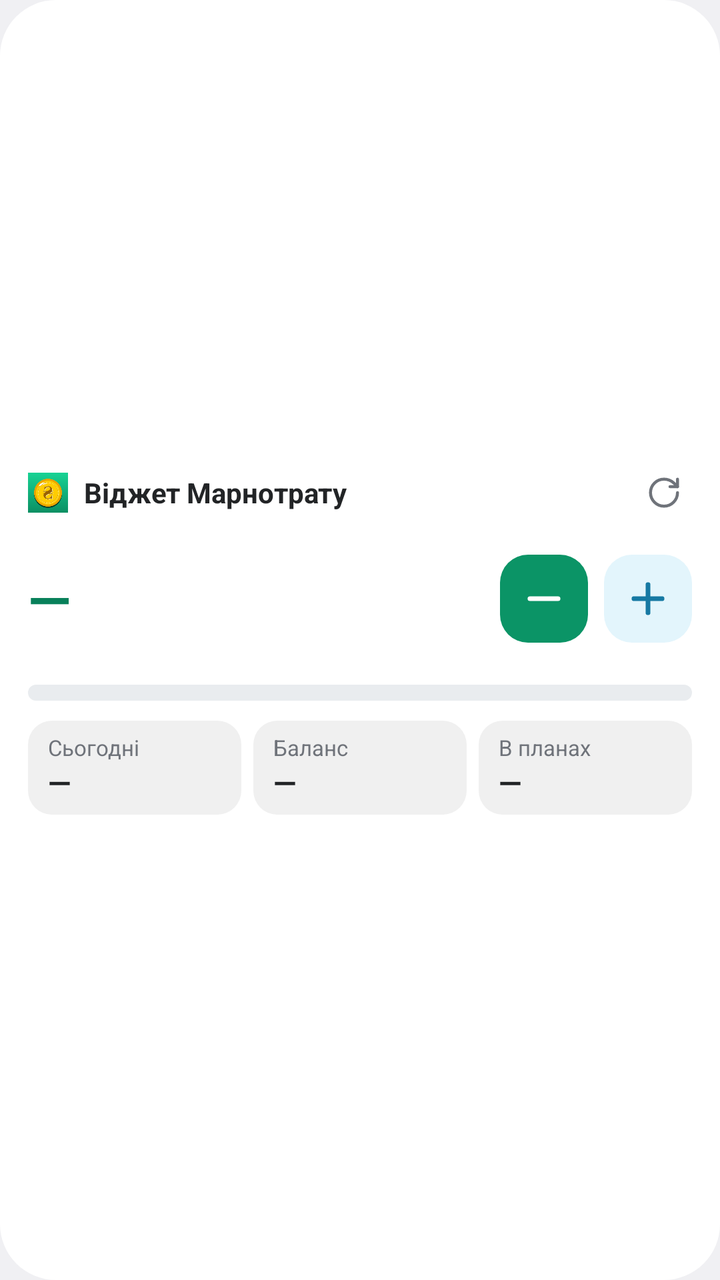
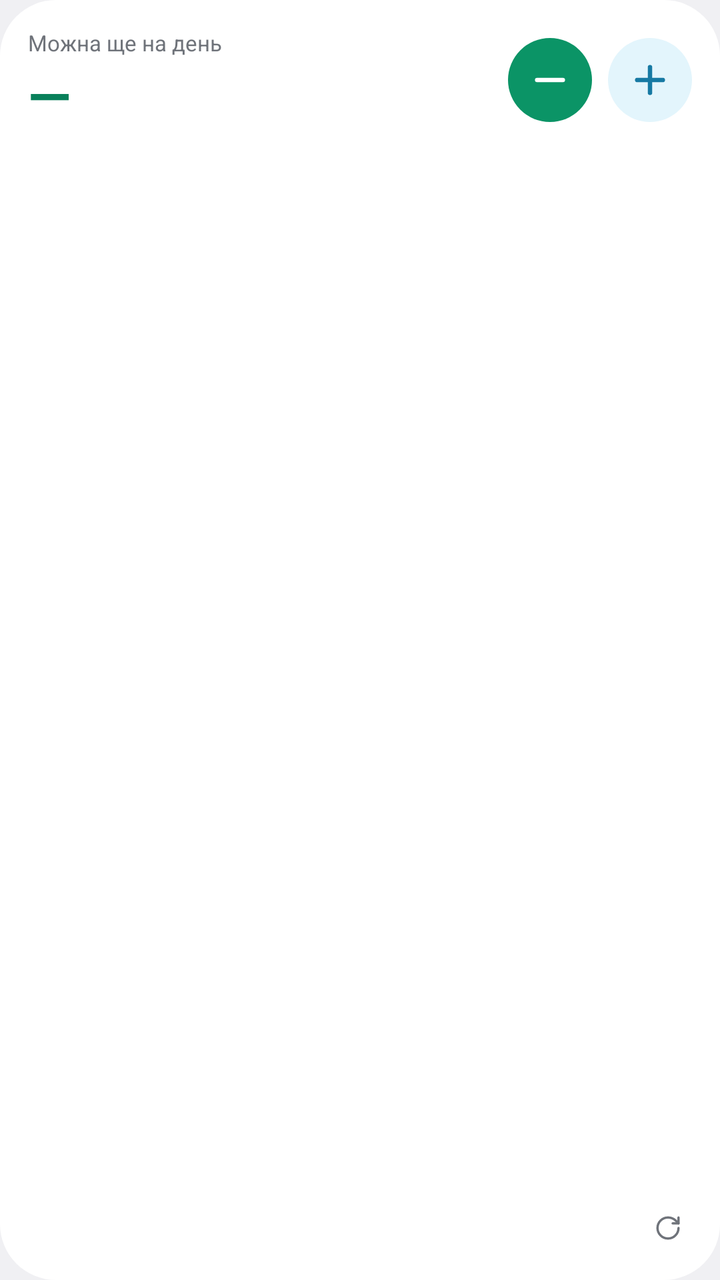

Two renders of the same Android screen: before a commit and after it. Below are the layout's source before the change and the commit's diff.
<!-- AndroidManifest.xml: application theme android:Theme.DeviceDefault.DayNight -->
<!-- res/layout/widget_large.xml -->
<?xml version="1.0" encoding="utf-8"?>
<LinearLayout xmlns:android="http://schemas.android.com/apk/res/android"
    android:id="@+id/root"
    android:layout_width="match_parent"
    android:layout_height="match_parent"
    android:background="@drawable/widget_bg"
    android:gravity="center_vertical"
    android:orientation="vertical"
    android:padding="14dp">

    <LinearLayout
        android:layout_width="match_parent"
        android:layout_height="wrap_content"
        android:gravity="center_vertical"
        android:orientation="horizontal">

        <ImageView
            android:layout_width="20dp"
            android:layout_height="20dp"
            android:importantForAccessibility="no"
            android:src="@mipmap/ic_launcher" />

        <TextView
            android:id="@+id/period"
            android:layout_width="0dp"
            android:layout_height="wrap_content"
            android:layout_marginStart="8dp"
            android:layout_weight="1"
            android:maxLines="1"
            android:text="@string/app_name"
            android:textColor="@color/text"
            android:textSize="14sp"
            android:textStyle="bold" />

        <TextView
            android:id="@+id/stamp"
            android:layout_width="wrap_content"
            android:layout_height="wrap_content"
            android:maxLines="1"
            android:textColor="@color/muted"
            android:textSize="12sp" />

        <ImageView
            android:id="@+id/refresh"
            android:layout_width="28dp"
            android:layout_height="28dp"
            android:contentDescription="@string/refresh"
            android:padding="5dp"
            android:src="@drawable/ic_refresh"
            android:tint="@color/muted" />
    </LinearLayout>

    <LinearLayout
        android:layout_width="match_parent"
        android:layout_height="wrap_content"
        android:layout_marginTop="4dp"
        android:gravity="center_vertical"
        android:orientation="horizontal">

        <LinearLayout
            android:layout_width="0dp"
            android:layout_height="wrap_content"
            android:layout_weight="1"
            android:orientation="vertical">

            <TextView
                android:id="@+id/hero_l"
                android:layout_width="wrap_content"
                android:layout_height="wrap_content"
                android:maxLines="1"
                android:textColor="@color/muted"
                android:textSize="12sp" />

            <TextView
                android:id="@+id/hero_v"
                android:layout_width="wrap_content"
                android:layout_height="wrap_content"
                android:maxLines="1"
                android:text="—"
                android:textColor="@color/brand_text"
                android:textSize="28sp"
                android:textStyle="bold" />

            <TextView
                android:id="@+id/hero_sub"
                android:layout_width="wrap_content"
                android:layout_height="wrap_content"
                android:maxLines="1"
                android:textColor="@color/text"
                android:textSize="12sp" />
        </LinearLayout>

        <ImageView
            android:id="@+id/add_expense"
            android:layout_width="44dp"
            android:layout_height="44dp"
            android:background="@drawable/btn_brand"
            android:contentDescription="@string/add_expense"
            android:padding="10dp"
            android:src="@drawable/ic_minus"
            android:tint="@color/on_brand" />

        <ImageView
            android:id="@+id/add_income"
            android:layout_width="44dp"
            android:layout_height="44dp"
            android:layout_marginStart="8dp"
            android:background="@drawable/btn_income"
            android:contentDescription="@string/add_income"
            android:padding="10dp"
            android:src="@drawable/ic_plus"
            android:tint="@color/inc_text" />
    </LinearLayout>

    <FrameLayout
        android:id="@+id/bars"
        android:layout_width="match_parent"
        android:layout_height="8dp"
        android:layout_marginTop="8dp">

        <ProgressBar
            android:id="@+id/bar_ok"
            style="?android:attr/progressBarStyleHorizontal"
            android:layout_width="match_parent"
            android:layout_height="match_parent"
            android:max="1000"
            android:progressDrawable="@drawable/bar_ok" />

        <ProgressBar
            android:id="@+id/bar_over"
            style="?android:attr/progressBarStyleHorizontal"
            android:layout_width="match_parent"
            android:layout_height="match_parent"
            android:max="1000"
            android:progressDrawable="@drawable/bar_over"
            android:visibility="gone" />
    </FrameLayout>

    <LinearLayout
        android:layout_width="match_parent"
        android:layout_height="wrap_content"
        android:layout_marginTop="10dp"
        android:orientation="horizontal">

        <LinearLayout
            android:layout_width="0dp"
            android:layout_height="wrap_content"
            android:layout_weight="1"
            android:background="@drawable/tile_bg"
            android:orientation="vertical"
            android:paddingHorizontal="10dp"
            android:paddingVertical="6dp">

            <TextView
                android:layout_width="wrap_content"
                android:layout_height="wrap_content"
                android:maxLines="1"
                android:text="@string/today"
                android:textColor="@color/muted"
                android:textSize="11sp" />

            <TextView
                android:id="@+id/today_v"
                android:layout_width="wrap_content"
                android:layout_height="wrap_content"
                android:maxLines="1"
                android:text="—"
                android:textColor="@color/text"
                android:textSize="15sp"
                android:textStyle="bold" />
        </LinearLayout>

        <LinearLayout
            android:layout_width="0dp"
            android:layout_height="wrap_content"
            android:layout_marginStart="6dp"
            android:layout_weight="1"
            android:background="@drawable/tile_bg"
            android:orientation="vertical"
            android:paddingHorizontal="10dp"
            android:paddingVertical="6dp">

            <TextView
                android:layout_width="wrap_content"
                android:layout_height="wrap_content"
                android:maxLines="1"
                android:text="@string/balance"
                android:textColor="@color/muted"
                android:textSize="11sp" />

            <TextView
                android:id="@+id/bal_v"
                android:layout_width="wrap_content"
                android:layout_height="wrap_content"
                android:maxLines="1"
                android:text="—"
                android:textColor="@color/text"
                android:textSize="15sp"
                android:textStyle="bold" />
        </LinearLayout>

        <LinearLayout
            android:layout_width="0dp"
            android:layout_height="wrap_content"
            android:layout_marginStart="6dp"
            android:layout_weight="1"
            android:background="@drawable/tile_bg"
            android:orientation="vertical"
            android:paddingHorizontal="10dp"
            android:paddingVertical="6dp">

            <TextView
                android:id="@+id/plan_l"
                android:layout_width="wrap_content"
                android:layout_height="wrap_content"
                android:maxLines="1"
                android:text="@string/planned"
                android:textColor="@color/muted"
                android:textSize="11sp" />

            <TextView
                android:id="@+id/plan_v"
                android:layout_width="wrap_content"
                android:layout_height="wrap_content"
                android:maxLines="1"
                android:text="—"
                android:textColor="@color/text"
                android:textSize="15sp"
                android:textStyle="bold" />
        </LinearLayout>
    </LinearLayout>
</LinearLayout>
<!-- resources referenced by this layout -->
<resources>
  <color name="brand_text">#08805A</color>
  <color name="inc_text">#1679A3</color>
  <color name="muted">#6F737A</color>
  <color name="on_brand">#FFFFFF</color>
  <color name="text">#222426</color>
  <!-- drawable bar_ok (drawable) -->
  <?xml version="1.0" encoding="utf-8"?>
  <layer-list xmlns:android="http://schemas.android.com/apk/res/android">
      <item android:id="@android:id/background">
          <shape>
              <solid android:color="@color/track" />
              <corners android:radius="4dp" />
          </shape>
      </item>
      <item android:id="@android:id/secondaryProgress">
          <clip>
              <shape>
                  <solid android:color="@color/day" />
                  <corners android:radius="4dp" />
              </shape>
          </clip>
      </item>
      <item android:id="@android:id/progress">
          <clip>
              <shape>
                  <solid android:color="@color/ok" />
                  <corners android:radius="4dp" />
              </shape>
          </clip>
      </item>
  </layer-list>
  <!-- drawable bar_over (drawable) -->
  <?xml version="1.0" encoding="utf-8"?>
  <layer-list xmlns:android="http://schemas.android.com/apk/res/android">
      <item android:id="@android:id/background">
          <shape>
              <solid android:color="@color/track" />
              <corners android:radius="4dp" />
          </shape>
      </item>
      <item android:id="@android:id/secondaryProgress">
          <clip>
              <shape>
                  <solid android:color="@color/day" />
                  <corners android:radius="4dp" />
              </shape>
          </clip>
      </item>
      <item android:id="@android:id/progress">
          <clip>
              <shape>
                  <solid android:color="@color/over" />
                  <corners android:radius="4dp" />
              </shape>
          </clip>
      </item>
  </layer-list>
  <!-- drawable btn_brand (drawable) -->
  <?xml version="1.0" encoding="utf-8"?>
  <shape xmlns:android="http://schemas.android.com/apk/res/android" android:shape="rectangle">
      <solid android:color="@color/brand" />
      <corners android:radius="14dp" />
  </shape>
  <!-- drawable btn_income (drawable) -->
  <?xml version="1.0" encoding="utf-8"?>
  <shape xmlns:android="http://schemas.android.com/apk/res/android" android:shape="rectangle">
      <solid android:color="@color/inc_bg" />
      <corners android:radius="14dp" />
  </shape>
  <!-- drawable tile_bg (drawable) -->
  <?xml version="1.0" encoding="utf-8"?>
  <shape xmlns:android="http://schemas.android.com/apk/res/android" android:shape="rectangle">
      <solid android:color="@color/surface2" />
      <corners android:radius="12dp" />
  </shape>
  <!-- drawable widget_bg (drawable) -->
  <?xml version="1.0" encoding="utf-8"?>
  <shape xmlns:android="http://schemas.android.com/apk/res/android" android:shape="rectangle">
      <solid android:color="@color/surface" />
      <corners android:radius="@android:dimen/system_app_widget_background_radius" />
  </shape>
  <!-- mipmap ic_launcher: png bitmap (mipmap-xxxhdpi, 18647 bytes) -->
  <string name="add_expense">Витрата</string>
  <string name="add_income">Дохід</string>
  <string name="app_name">Віджет Марнотрату</string>
  <string name="balance">Баланс</string>
  <string name="planned">В планах</string>
  <string name="refresh">Оновити</string>
  <string name="today">Сьогодні</string>
  <color name="track">#E9ECEF</color>
  <color name="day">#C7CDD3</color>
  <color name="ok">#10CF8E</color>
  <color name="over">#E53935</color>
  <color name="brand">#0B9466</color>
  <color name="inc_bg">#E3F5FC</color>
  <color name="surface2">#F0F0F0</color>
  <color name="surface">#FFFFFF</color>
  <!-- unchanged entries left out for length: 3 -->
</resources>

<!-- the commit's change to res/layout/widget_large.xml (unified diff, before → after) -->
@@ -4,56 +4,12 @@
     android:layout_width="match_parent"
     android:layout_height="match_parent"
     android:background="@drawable/widget_bg"
-    android:gravity="center_vertical"
     android:orientation="vertical"
     android:padding="14dp">
 
     <LinearLayout
         android:layout_width="match_parent"
         android:layout_height="wrap_content"
-        android:gravity="center_vertical"
-        android:orientation="horizontal">
-
-        <ImageView
-            android:layout_width="20dp"
-            android:layout_height="20dp"
-            android:importantForAccessibility="no"
-            android:src="@mipmap/ic_launcher" />
-
-        <TextView
-            android:id="@+id/period"
-            android:layout_width="0dp"
-            android:layout_height="wrap_content"
-            android:layout_marginStart="8dp"
-            android:layout_weight="1"
-            android:maxLines="1"
-            android:text="@string/app_name"
-            android:textColor="@color/text"
-            android:textSize="14sp"
-            android:textStyle="bold" />
-
-        <TextView
-            android:id="@+id/stamp"
-            android:layout_width="wrap_content"
-            android:layout_height="wrap_content"
-            android:maxLines="1"
-            android:textColor="@color/muted"
-            android:textSize="12sp" />
-
-        <ImageView
-            android:id="@+id/refresh"
-            android:layout_width="28dp"
-            android:layout_height="28dp"
-            android:contentDescription="@string/refresh"
-            android:padding="5dp"
-            android:src="@drawable/ic_refresh"
-            android:tint="@color/muted" />
-    </LinearLayout>
-
-    <LinearLayout
-        android:layout_width="match_parent"
-        android:layout_height="wrap_content"
-        android:layout_marginTop="4dp"
         android:gravity="center_vertical"
         android:orientation="horizontal">
 
@@ -68,8 +24,9 @@
                 android:layout_width="wrap_content"
                 android:layout_height="wrap_content"
                 android:maxLines="1"
+                android:text="Можна ще на день"
                 android:textColor="@color/muted"
-                android:textSize="12sp" />
+                android:textSize="11sp" />
 
             <TextView
                 android:id="@+id/hero_v"
@@ -80,21 +37,13 @@
                 android:textColor="@color/brand_text"
                 android:textSize="28sp"
                 android:textStyle="bold" />
-
-            <TextView
-                android:id="@+id/hero_sub"
-                android:layout_width="wrap_content"
-                android:layout_height="wrap_content"
-                android:maxLines="1"
-                android:textColor="@color/text"
-                android:textSize="12sp" />
         </LinearLayout>
 
         <ImageView
             android:id="@+id/add_expense"
-            android:layout_width="44dp"
-            android:layout_height="44dp"
-            android:background="@drawable/btn_brand"
+            android:layout_width="42dp"
+            android:layout_height="42dp"
+            android:background="@drawable/btn_round_brand"
             android:contentDescription="@string/add_expense"
             android:padding="10dp"
             android:src="@drawable/ic_minus"
@@ -102,131 +51,57 @@
 
         <ImageView
             android:id="@+id/add_income"
-            android:layout_width="44dp"
-            android:layout_height="44dp"
+            android:layout_width="42dp"
+            android:layout_height="42dp"
             android:layout_marginStart="8dp"
-            android:background="@drawable/btn_income"
+            android:background="@drawable/btn_round_income"
             android:contentDescription="@string/add_income"
             android:padding="10dp"
             android:src="@drawable/ic_plus"
             android:tint="@color/inc_text" />
     </LinearLayout>
 
-    <FrameLayout
-        android:id="@+id/bars"
+    <ImageView
+        android:id="@+id/chart"
         android:layout_width="match_parent"
-        android:layout_height="8dp"
-        android:layout_marginTop="8dp">
-
-        <ProgressBar
-            android:id="@+id/bar_ok"
-            style="?android:attr/progressBarStyleHorizontal"
-            android:layout_width="match_parent"
-            android:layout_height="match_parent"
-            android:max="1000"
-            android:progressDrawable="@drawable/bar_ok" />
-
-        <ProgressBar
-            android:id="@+id/bar_over"
-            style="?android:attr/progressBarStyleHorizontal"
-            android:layout_width="match_parent"
-            android:layout_height="match_parent"
-            android:max="1000"
-            android:progressDrawable="@drawable/bar_over"
-            android:visibility="gone" />
-    </FrameLayout>
+        android:layout_height="0dp"
+        android:layout_marginTop="6dp"
+        android:layout_weight="1"
+        android:importantForAccessibility="no"
+        android:scaleType="fitXY" />
 
     <LinearLayout
+        android:id="@+id/status_row"
         android:layout_width="match_parent"
         android:layout_height="wrap_content"
-        android:layout_marginTop="10dp"
+        android:layout_marginTop="6dp"
+        android:gravity="center_vertical"
         android:orientation="horizontal">
 
-        <LinearLayout
+        <TextView
+            android:id="@+id/stats"
             android:layout_width="0dp"
             android:layout_height="wrap_content"
             android:layout_weight="1"
-            android:background="@drawable/tile_bg"
-            android:orientation="vertical"
-            android:paddingHorizontal="10dp"
-            android:paddingVertical="6dp">
+            android:maxLines="1"
+            android:textColor="@color/muted"
+            android:textSize="11sp" />
 
-            <TextView
-                android:layout_width="wrap_content"
-                android:layout_height="wrap_content"
-                android:maxLines="1"
-                android:text="@string/today"
-                android:textColor="@color/muted"
-                android:textSize="11sp" />
+        <TextView
+            android:id="@+id/stamp"
+            android:layout_width="wrap_content"
+            android:layout_height="wrap_content"
+            android:maxLines="1"
+            android:textColor="@color/muted"
+            android:textSize="11sp" />
 
-            <TextView
-                android:id="@+id/today_v"
-                android:layout_width="wrap_content"
-                android:layout_height="wrap_content"
-                android:maxLines="1"
-                android:text="—"
-                android:textColor="@color/text"
-                android:textSize="15sp"
-                android:textStyle="bold" />
-        </LinearLayout>
-
-        <LinearLayout
-            android:layout_width="0dp"
-            android:layout_height="wrap_content"
-            android:layout_marginStart="6dp"
-            android:layout_weight="1"
-            android:background="@drawable/tile_bg"
-            android:orientation="vertical"
-            android:paddingHorizontal="10dp"
-            android:paddingVertical="6dp">
-
-            <TextView
-                android:layout_width="wrap_content"
-                android:layout_height="wrap_content"
-                android:maxLines="1"
-                android:text="@string/balance"
-                android:textColor="@color/muted"
-                android:textSize="11sp" />
-
-            <TextView
-                android:id="@+id/bal_v"
-                android:layout_width="wrap_content"
-                android:layout_height="wrap_content"
-                android:maxLines="1"
-                android:text="—"
-                android:textColor="@color/text"
-                android:textSize="15sp"
-                android:textStyle="bold" />
-        </LinearLayout>
-
-        <LinearLayout
-            android:layout_width="0dp"
-            android:layout_height="wrap_content"
-            android:layout_marginStart="6dp"
-            android:layout_weight="1"
-            android:background="@drawable/tile_bg"
-            android:orientation="vertical"
-            android:paddingHorizontal="10dp"
-            android:paddingVertical="6dp">
-
-            <TextView
-                android:id="@+id/plan_l"
-                android:layout_width="wrap_content"
-                android:layout_height="wrap_content"
-                android:maxLines="1"
-                android:text="@string/planned"
-                android:textColor="@color/muted"
-                android:textSize="11sp" />
-
-            <TextView
-                android:id="@+id/plan_v"
-                android:layout_width="wrap_content"
-                android:layout_height="wrap_content"
-                android:maxLines="1"
-                android:text="—"
-                android:textColor="@color/text"
-                android:textSize="15sp"
-                android:textStyle="bold" />
-        </LinearLayout>
+        <ImageView
+            android:id="@+id/refresh"
+            android:layout_width="24dp"
+            android:layout_height="24dp"
+            android:contentDescription="@string/refresh"
+            android:padding="5dp"
+            android:src="@drawable/ic_refresh"
+            android:tint="@color/muted" />
     </LinearLayout>
 </LinearLayout>
<!-- resource entries referenced after the edit -->
@@ -4,76 +4,15 @@
   <color name="inc_text">#1679A3</color>
   <color name="muted">#6F737A</color>
   <color name="on_brand">#FFFFFF</color>
-  <color name="text">#222426</color>
-  <!-- drawable bar_ok (drawable) -->
+  <!-- drawable btn_round_brand (drawable) -->
   <?xml version="1.0" encoding="utf-8"?>
-  <layer-list xmlns:android="http://schemas.android.com/apk/res/android">
-      <item android:id="@android:id/background">
-          <shape>
-              <solid android:color="@color/track" />
-              <corners android:radius="4dp" />
-          </shape>
-      </item>
-      <item android:id="@android:id/secondaryProgress">
-          <clip>
-              <shape>
-                  <solid android:color="@color/day" />
-                  <corners android:radius="4dp" />
-              </shape>
-          </clip>
-      </item>
-      <item android:id="@android:id/progress">
-          <clip>
-              <shape>
-                  <solid android:color="@color/ok" />
-                  <corners android:radius="4dp" />
-              </shape>
-          </clip>
-      </item>
-  </layer-list>
-  <!-- drawable bar_over (drawable) -->
+  <shape xmlns:android="http://schemas.android.com/apk/res/android" android:shape="oval">
+      <solid android:color="@color/brand" />
+  </shape>
+  <!-- drawable btn_round_income (drawable) -->
   <?xml version="1.0" encoding="utf-8"?>
-  <layer-list xmlns:android="http://schemas.android.com/apk/res/android">
-      <item android:id="@android:id/background">
-          <shape>
-              <solid android:color="@color/track" />
-              <corners android:radius="4dp" />
-          </shape>
-      </item>
-      <item android:id="@android:id/secondaryProgress">
-          <clip>
-              <shape>
-                  <solid android:color="@color/day" />
-                  <corners android:radius="4dp" />
-              </shape>
-          </clip>
-      </item>
-      <item android:id="@android:id/progress">
-          <clip>
-              <shape>
-                  <solid android:color="@color/over" />
-                  <corners android:radius="4dp" />
-              </shape>
-          </clip>
-      </item>
-  </layer-list>
-  <!-- drawable btn_brand (drawable) -->
-  <?xml version="1.0" encoding="utf-8"?>
-  <shape xmlns:android="http://schemas.android.com/apk/res/android" android:shape="rectangle">
-      <solid android:color="@color/brand" />
-      <corners android:radius="14dp" />
-  </shape>
-  <!-- drawable btn_income (drawable) -->
-  <?xml version="1.0" encoding="utf-8"?>
-  <shape xmlns:android="http://schemas.android.com/apk/res/android" android:shape="rectangle">
+  <shape xmlns:android="http://schemas.android.com/apk/res/android" android:shape="oval">
       <solid android:color="@color/inc_bg" />
-      <corners android:radius="14dp" />
-  </shape>
-  <!-- drawable tile_bg (drawable) -->
-  <?xml version="1.0" encoding="utf-8"?>
-  <shape xmlns:android="http://schemas.android.com/apk/res/android" android:shape="rectangle">
-      <solid android:color="@color/surface2" />
-      <corners android:radius="12dp" />
   </shape>
   <!-- drawable widget_bg (drawable) -->
   <?xml version="1.0" encoding="utf-8"?>
@@ -81,21 +20,11 @@
       <solid android:color="@color/surface" />
       <corners android:radius="@android:dimen/system_app_widget_background_radius" />
   </shape>
-  <!-- mipmap ic_launcher: png bitmap (mipmap-xxxhdpi, 18647 bytes) -->
   <string name="add_expense">Витрата</string>
   <string name="add_income">Дохід</string>
-  <string name="app_name">Віджет Марнотрату</string>
-  <string name="balance">Баланс</string>
-  <string name="planned">В планах</string>
   <string name="refresh">Оновити</string>
-  <string name="today">Сьогодні</string>
-  <color name="track">#E9ECEF</color>
-  <color name="day">#C7CDD3</color>
-  <color name="ok">#10CF8E</color>
-  <color name="over">#E53935</color>
   <color name="brand">#0B9466</color>
   <color name="inc_bg">#E3F5FC</color>
-  <color name="surface2">#F0F0F0</color>
   <color name="surface">#FFFFFF</color>
   <!-- unchanged entries left out for length: 3 -->
 </resources>
